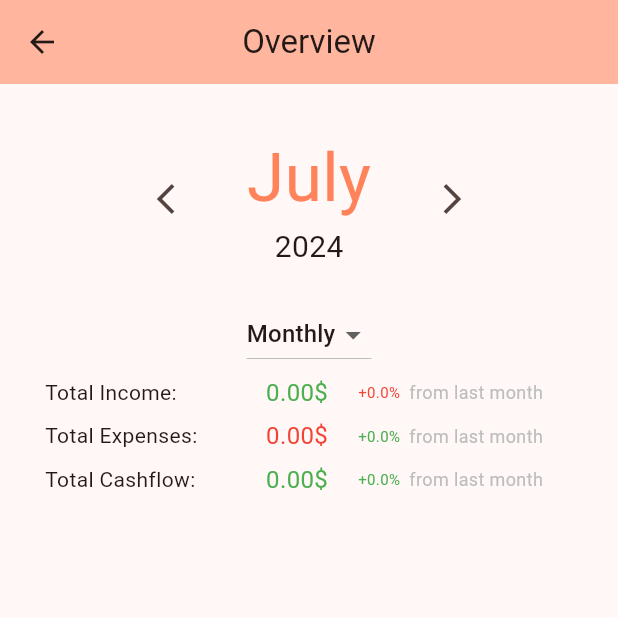
After one commit to KushParmar07/Econowise, a Flutter app: the CashflowPage screen opened directly, after a tap on the "arrow back ios new" icon, on a phone screen of 412 x 824 dp, the top half of it. The commit adds this screen. Run offline on Flutter 3.47's test engine with Material 3 defaults, Android fonts, the phone set to English and light mode, and no system bars; our stand-ins replace flutter_colorpicker, fluttertoast, percent_indicator.

Commit message:
Full Implentation of Top Overview for CashflowPage

```diff
--- /dev/null
+++ b/lib/cashflow_files/cashflow_page.dart
@@ -0,0 +1,353 @@
+import 'package:flutter/material.dart';
+import 'package:intl/intl.dart';
+import 'package:provider/provider.dart';
+import 'package:econowise/transaction_files/transaction.dart';
+import 'package:econowise/save_data.dart';
+import 'package:econowise/budget_files/budget.dart';
+
+class CashflowPage extends StatefulWidget {
+  const CashflowPage({super.key});
+
+  @override
+  State<CashflowPage> createState() => _CashflowPageState();
+}
+
+class _CashflowPageState extends State<CashflowPage> {
+  int activeMonth = DateTime.now().month;
+  int activeYear = DateTime.now().year;
+  bool isMonthlyView = true;
+
+  @override
+  Widget build(BuildContext context) {
+    return Scaffold(
+      appBar: AppBar(
+        title: const Text("Overview"),
+        centerTitle: true,
+        backgroundColor: Theme.of(context).colorScheme.inversePrimary,
+      ),
+      body: SingleChildScrollView(
+        child: Column(
+          children: [
+            const SizedBox(
+              height: 30,
+            ),
+            topBar(
+                activeMonth,
+                activeYear,
+                nextMonth,
+                lastMonth,
+                isMonthlyView
+                    ? getTotalIncome(activeMonth, activeYear)
+                    : getTotalIncomeForYear(activeYear),
+                getTotalIncomeChange(),
+                isMonthlyView
+                    ? getTotalExpenses(activeMonth, activeYear)
+                    : getTotalExpensesForYear(activeYear),
+                getTotalExpenseChange(),
+                getTotalCashflowChange(),
+                isMonthlyView,
+                toggleView)
+          ],
+        ),
+      ),
+    );
+  }
+
+  void nextMonth() {
+    setState(() {
+      if (isMonthlyView) {
+        activeMonth += 1;
+        if (activeMonth > 12) {
+          activeMonth = 1;
+          activeYear += 1;
+        }
+      } else {
+        activeYear += 1;
+      }
+    });
+  }
+
+  void lastMonth() {
+    setState(() {
+      if (isMonthlyView) {
+        activeMonth -= 1;
+        if (activeMonth < 1) {
+          activeMonth = 12;
+          activeYear -= 1;
+        }
+      } else {
+        activeYear -= 1;
+      }
+    });
+  }
+
+  void toggleView() {
+    setState(() {
+      isMonthlyView = !isMonthlyView;
+    });
+  }
+
+  num getTotalIncome(int month, int year) {
+    num totalIncome = 0;
+    for (var transaction in context.read<SaveData>().transactions) {
+      if (transaction.date!.month == month &&
+          transaction.date!.year == year &&
+          !transaction.spent) {
+        totalIncome += transaction.amount;
+      }
+    }
+    return totalIncome;
+  }
+
+  num getTotalExpenses(int month, int year) {
+    num totalExpenses = 0;
+    for (var transaction in context.read<SaveData>().transactions) {
+      if (transaction.date!.month == month &&
+          transaction.date!.year == year &&
+          transaction.spent) {
+        totalExpenses += transaction.amount;
+      }
+    }
+    return totalExpenses;
+  }
+
+  num getTotalIncomeChange() {
+    if (isMonthlyView) {
+      return (getTotalIncome(activeMonth, activeYear) -
+              getTotalIncome(activeMonth - 1, activeYear)) /
+          getTotalIncome(activeMonth - 1, activeYear) *
+          100;
+    } else {
+      int previousYear = activeYear - 1;
+      num currentYearIncome = getTotalIncomeForYear(activeYear);
+      num previousYearIncome = getTotalIncomeForYear(previousYear);
+
+      if (previousYearIncome == 0) {
+        return 0;
+      }
+
+      return ((currentYearIncome - previousYearIncome) / previousYearIncome) *
+          100;
+    }
+  }
+
+  num getTotalExpenseChange() {
+    if (isMonthlyView) {
+      return (getTotalExpenses(activeMonth, activeYear) -
+              getTotalExpenses(activeMonth - 1, activeYear)) /
+          getTotalExpenses(activeMonth - 1, activeYear) *
+          100;
+    } else {
+      int previousYear = activeYear - 1;
+      num currentYearExpenses = getTotalExpensesForYear(activeYear);
+      num previousYearExpenses = getTotalExpensesForYear(previousYear);
+
+      if (previousYearExpenses == 0) {
+        return 0;
+      }
+
+      return ((currentYearExpenses - previousYearExpenses) /
+              previousYearExpenses) *
+          100;
+    }
+  }
+
+  num getTotalCashflowChange() {
+    if (isMonthlyView) {
+      num currentMonthCashflow = getTotalIncome(activeMonth, activeYear) -
+          getTotalExpenses(activeMonth, activeYear);
+      num previousMonthCashflow = getTotalIncome(activeMonth - 1, activeYear) -
+          getTotalExpenses(activeMonth - 1, activeYear);
+
+      if (previousMonthCashflow == 0) {
+        return 0;
+      }
+
+      num absoluteChange = currentMonthCashflow - previousMonthCashflow;
+      num percentageChange =
+          (absoluteChange / previousMonthCashflow.abs()) * 100;
+
+      return percentageChange;
+    } else {
+      int previousYear = activeYear - 1;
+      num currentYearCashflow = getTotalIncomeForYear(activeYear) -
+          getTotalExpensesForYear(activeYear);
+      num previousYearCashflow = getTotalIncomeForYear(previousYear) -
+          getTotalExpensesForYear(previousYear);
+
+      if (previousYearCashflow == 0) {
+        return 0;
+      }
+
+      num absoluteChange = currentYearCashflow - previousYearCashflow;
+      num percentageChange =
+          (absoluteChange / previousYearCashflow.abs()) * 100;
+
+      return percentageChange;
+    }
+  }
+
+  num getTotalIncomeForYear(int year) {
+    num totalIncome = 0;
+    for (var transaction in context.read<SaveData>().transactions) {
+      if (transaction.date!.year == year && !transaction.spent) {
+        totalIncome += transaction.amount;
+      }
+    }
+    return totalIncome;
+  }
+
+  num getTotalExpensesForYear(int year) {
+    num totalExpenses = 0;
+    for (var transaction in context.read<SaveData>().transactions) {
+      if (transaction.date!.year == year && transaction.spent) {
+        totalExpenses += transaction.amount;
+      }
+    }
+    return totalExpenses;
+  }
+}
+
+Widget topBar(
+    int activeMonth,
+    int activeYear,
+    VoidCallback onNextMonth,
+    VoidCallback onLastMonth,
+    num totalIncome,
+    num totalIncomeChange,
+    num totalExpenses,
+    num totalExpensesChange,
+    num totalCashFlowChange,
+    bool isMonthlyView,
+    VoidCallback onToggleView) {
+  return Column(
+    children: [
+      Padding(
+        padding: const EdgeInsets.only(bottom: 20),
+        child: Row(
+          mainAxisAlignment: MainAxisAlignment.center,
+          children: [
+            IconButton(
+                onPressed: onLastMonth,
+                icon: const Icon(Icons.arrow_back_ios_new)),
+            const SizedBox(width: 30),
+            Column(
+              children: [
+                Text(
+                  isMonthlyView
+                      ? DateFormat.MMMM()
+                          .format(DateTime(activeYear, activeMonth, 1))
+                      : activeYear.toString(),
+                  style: const TextStyle(
+                    fontSize: 45,
+                    color: Color.fromARGB(255, 255, 131, 90),
+                  ),
+                ),
+                if (isMonthlyView) // Show year only in monthly view
+                  Text(
+                    DateTime(activeYear, activeMonth, 1).year.toString(),
+                    style: const TextStyle(fontSize: 20),
+                  )
+              ],
+            ),
+            const SizedBox(width: 30),
+            IconButton(
+                onPressed: onNextMonth,
+                icon: const Icon(Icons.arrow_forward_ios)),
+          ],
+        ),
+      ),
+      DropdownButton<String>(
+        value: isMonthlyView ? 'Monthly' : 'Yearly',
+        onChanged: (String? newValue) {
+          if (newValue != null) {
+            onToggleView();
+          }
+        },
+        items: <String>['Monthly', 'Yearly']
+            .map<DropdownMenuItem<String>>((String value) {
+          return DropdownMenuItem<String>(
+            value: value,
+            child: Text(value),
+          );
+        }).toList(),
+      ),
+      financialSummaryRow(
+        title: "Total Income:",
+        value: totalIncome,
+        changePercentage: totalIncomeChange,
+      ),
+      financialSummaryRow(
+        title: "Total Expenses:",
+        value: totalExpenses,
+        changePercentage: totalExpensesChange,
+        invertColors: true,
+      ),
+      financialSummaryRow(
+        title: "Total Cashflow:",
+        value: totalIncome - totalExpenses,
+        changePercentage: totalCashFlowChange,
+      ),
+    ],
+  );
+}
+
+Widget financialSummaryRow({
+  required String title,
+  required num value,
+  required num changePercentage,
+  bool invertColors = false,
+}) {
+  bool isPositiveChange = changePercentage >= 0;
+  bool isValuePositive = value >= 0;
+
+  Color valueColor =
+      (isValuePositive && !invertColors) || (!isValuePositive && invertColors)
+          ? Colors.green
+          : Colors.red;
+  Color changeColor =
+      (isPositiveChange && !invertColors) || (!isPositiveChange && invertColors)
+          ? Colors.green
+          : Colors.red;
+
+  return Padding(
+    padding: const EdgeInsets.fromLTRB(30, 3, 50, 3),
+    child: Row(
+      mainAxisAlignment: MainAxisAlignment.spaceBetween,
+      children: [
+        Text(
+          title,
+          style: const TextStyle(fontSize: 14),
+        ),
+        Row(
+          children: [
+            Text(
+              "${value.toStringAsFixed(2)}\$",
+              style: TextStyle(
+                fontSize: 16,
+                color: valueColor,
+              ),
+            ),
+            const SizedBox(width: 20),
+            Row(
+              children: [
+                Text(
+                  "${isPositiveChange ? '+' : ''}${changePercentage.toStringAsFixed(1) != 'NaN' ? changePercentage.toStringAsFixed(1) : "+0.0"}%",
+                  style: TextStyle(
+                    fontSize: 10,
+                    color: changeColor,
+                  ),
+                ),
+                const SizedBox(width: 6),
+                Text(
+                  "from last month",
+                  style: TextStyle(fontSize: 12, color: Colors.grey[400]),
+                ),
+              ],
+            ),
+          ],
+        ),
+      ],
+    ),
+  );
+}
--- a/lib/navigation_bar.dart
+++ b/lib/navigation_bar.dart
@@ -1,6 +1,7 @@
 import 'package:flutter/material.dart';
 import 'transaction_files/transactions_page.dart';
 import 'budget_files/budget_page_layout.dart';
+import 'cashflow_files/cashflow_page.dart';
 import 'package:fluttertoast/fluttertoast.dart';
 
 class MenuSelecter extends StatefulWidget {
@@ -23,7 +24,7 @@ class _MenuSelecterState extends State<MenuSelecter> {
   late List<Widget> body = [
     const BudgetPage(),
     const TransactionsPage(title: 'Transactions Page'),
-    const Icon(Icons.person)
+    const CashflowPage(),
   ];
 
   @override
@@ -43,7 +44,9 @@ class _MenuSelecterState extends State<MenuSelecter> {
               icon: Icon(Icons.article), label: "My Budget"),
           BottomNavigationBarItem(
               icon: Icon(Icons.account_balance), label: "Transactions"),
-          BottomNavigationBarItem(icon: Icon(Icons.person), label: "People")
+          BottomNavigationBarItem(
+              icon: Icon(Icons.account_balance_wallet),
+              label: "Cashflow Statements")
         ],
       ),
     );
--- a/lib/transaction_files/create_transaction.dart
+++ b/lib/transaction_files/create_transaction.dart
@@ -56,6 +56,7 @@ class _TransactionScreenState extends State<TransactionScreen> {
       selectedBudget = widget.currentTransaction!.budget;
     }
 
+    if (widget.currentTransaction == null) {
       if (context.read<SaveData>().budgets.isNotEmpty) {
         selectedBudget = context.read<SaveData>().budgets[0];
       } else {
@@ -65,6 +66,7 @@ class _TransactionScreenState extends State<TransactionScreen> {
         } else {
           selectedBudget = Budget("sample", 0, DateTime.now(), DateTime.now(),
               Icons.attach_money, const Color.fromARGB(255, 128, 147, 241));
+        }
       }
     }
   }
@@ -88,9 +90,7 @@ class _TransactionScreenState extends State<TransactionScreen> {
                     const Color.fromARGB(255, 128, 147, 241))));
       }
       if (spent) {
-        if (context.read<SaveData>().budgets.isNotEmpty) {
-          selectedBudget = context.read<SaveData>().budgets[0];
-        } else {
+        if (context.read<SaveData>().budgets.isEmpty) {
           selectedBudget = Budget("sample", 0, DateTime.now(), DateTime.now(),
               Icons.money_off, const Color.fromARGB(255, 128, 147, 241));
         }
--- a/pubspec.yaml
+++ b/pubspec.yaml
@@ -42,6 +42,10 @@ dependencies:
   flutter_colorpicker: ^1.1.0
   fluttertoast: ^8.2.6
   multiselect: ^0.1.1
+  fl_chart: ^0.69.0
+  flutter_echarts: ^2.5.0
+  syncfusion_flutter_charts: ^26.2.11
+  fast_charts: ^0.2.0
 
 dev_dependencies:
   flutter_test:
```
Also changed, not shown: pubspec.lock. Lines whose indentation alone changed are shown as unchanged.
